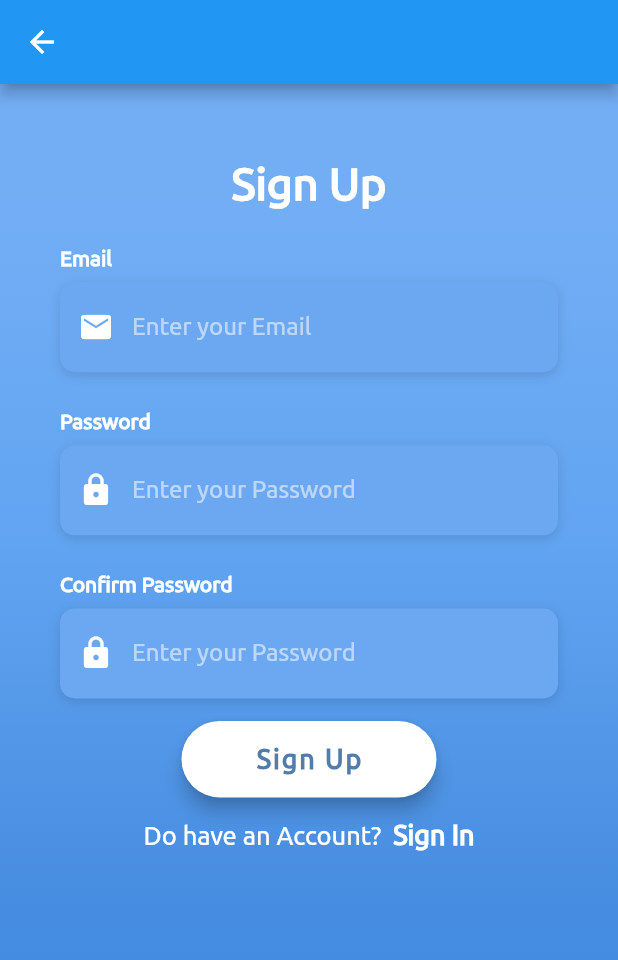
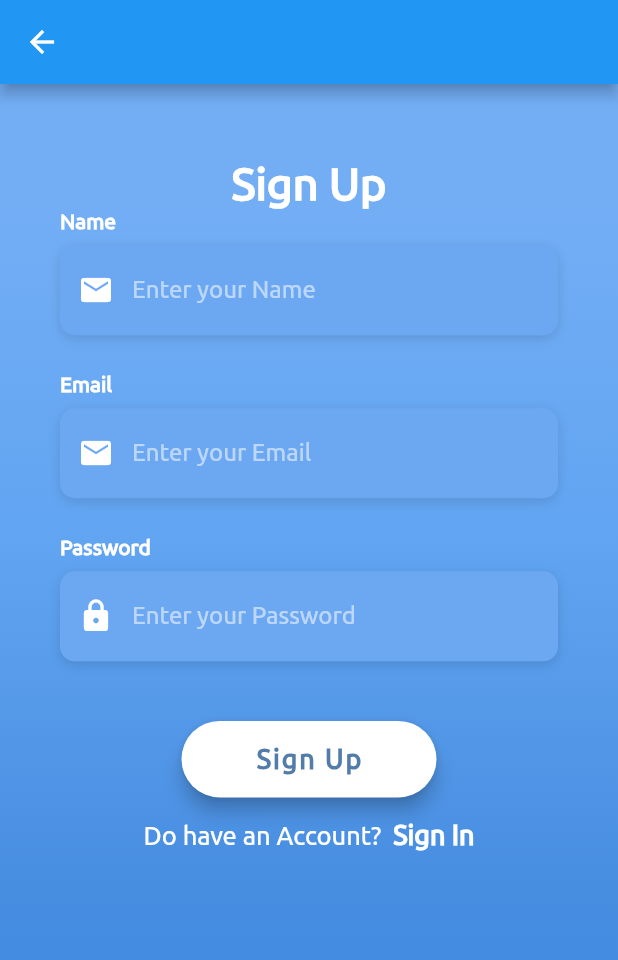
Before and after one commit to PhonIXQ/MiniProject, a Flutter app: the SignupScreen screen opened directly, on a phone screen of 412 x 824 dp. Shown: the top 960 px of the screen. Run offline on Flutter 3.47's test engine with Material 2 defaults, Android fonts, the phone set to English and light mode, and no system bars; our stand-ins replace cloud_firestore, firebase_auth, firebase_core; accounts and stored records are empty; network calls fail.

```diff
--- a/lib/screens/XScreens.dart
+++ b/lib/screens/XScreens.dart
@@ -1,5 +1,4 @@
 export 'home_screen.dart';
 export 'login_screen.dart';
-export 'stats_screen.dart';
 export 'signup_screen.dart';
 export 'range_temp_humi.dart';
--- a/lib/screens/signup_screen.dart
+++ b/lib/screens/signup_screen.dart
@@ -1,4 +1,4 @@
-import 'package:Model/screens/login_screen.dart';
+import 'package:Model/services/authen_service.dart';
 import 'package:Model/utilities/constants.dart';
 import 'package:flutter/material.dart';
 
@@ -8,10 +8,24 @@ class SignupScreen extends StatefulWidget {
 }
 
 class _SignupScreenState extends State<SignupScreen> {
+  final _key = GlobalKey<FormState>();
+
+  final AuthenService _auth = AuthenService();
+
+  TextEditingController _nameController = TextEditingController();
+  TextEditingController _emailController = TextEditingController();
+  TextEditingController _passwordController = TextEditingController();
+
   @override
   Widget build(BuildContext context) {
     return Scaffold(
-      appBar: AppBar(),
+      appBar: AppBar(
+        leading: IconButton(
+            icon: Icon(Icons.arrow_back),
+            onPressed: () {
+              Navigator.pop(context);
+            }),
+      ),
       body: Container(
         decoration: BoxDecoration(
           gradient: LinearGradient(
@@ -32,6 +46,7 @@ class _SignupScreenState extends State<SignupScreen> {
             physics: AlwaysScrollableScrollPhysics(),
             padding: EdgeInsets.symmetric(horizontal: 40.0),
             child: Column(
+              key: _key,
               children: <Widget>[
                 SizedBox(height: MediaQuery.of(context).size.height * 0.03),
                 SizedBox(height: MediaQuery.of(context).size.height * 0.03),
@@ -43,12 +58,12 @@ class _SignupScreenState extends State<SignupScreen> {
                     fontWeight: FontWeight.bold,
                   ),
                 ),
+                _buildNameTF(),
                 SizedBox(height: MediaQuery.of(context).size.height * 0.03),
                 _buildEmailTF(),
                 SizedBox(height: MediaQuery.of(context).size.height * 0.03),
-                _buildPasswordTF("Password"),
+                _buildPasswordTF(),
                 SizedBox(height: MediaQuery.of(context).size.height * 0.03),
-                _buildPasswordTF("Confirm Password"),
                 _buildSignupBtn(),
                 _buildLoginBtn(),
               ],
@@ -56,6 +71,48 @@ class _SignupScreenState extends State<SignupScreen> {
           ),
         ),
       ),
+    );
+  }
+
+  Widget _buildNameTF() {
+    return Column(
+      crossAxisAlignment: CrossAxisAlignment.start,
+      children: <Widget>[
+        Text(
+          'Name',
+          style: kLabelStyle,
+        ),
+        SizedBox(height: 8.0),
+        Container(
+          alignment: Alignment.centerLeft,
+          decoration: kBoxDecorationStyle,
+          height: 60.0,
+          child: TextFormField(
+            controller: _nameController,
+            validator: (value) {
+              if (value.isEmpty) {
+                return 'Name cannot be empty';
+              } else {
+                return null;
+              }
+            },
+            keyboardType: TextInputType.emailAddress,
+            style: TextStyle(
+              color: Colors.white,
+            ),
+            decoration: InputDecoration(
+              border: InputBorder.none,
+              contentPadding: EdgeInsets.only(top: 14.0),
+              prefixIcon: Icon(
+                Icons.email,
+                color: Colors.white,
+              ),
+              hintText: 'Enter your Name',
+              hintStyle: kHintTextStyle,
+            ),
+          ),
+        ),
+      ],
     );
   }
 
@@ -72,7 +129,15 @@ class _SignupScreenState extends State<SignupScreen> {
           alignment: Alignment.centerLeft,
           decoration: kBoxDecorationStyle,
           height: 60.0,
-          child: TextField(
+          child: TextFormField(
+            controller: _emailController,
+            validator: (value) {
+              if (value.isEmpty) {
+                return 'Email cannot be empty';
+              } else {
+                return null;
+              }
+            },
             keyboardType: TextInputType.emailAddress,
             style: TextStyle(
               color: Colors.white,
@@ -93,12 +158,12 @@ class _SignupScreenState extends State<SignupScreen> {
     );
   }
 
-  Widget _buildPasswordTF(String title) {
+  Widget _buildPasswordTF() {
     return Column(
       crossAxisAlignment: CrossAxisAlignment.start,
       children: <Widget>[
         Text(
-          '$title',
+          'Password',
           style: kLabelStyle,
         ),
         SizedBox(height: 8.0),
@@ -106,8 +171,16 @@ class _SignupScreenState extends State<SignupScreen> {
           alignment: Alignment.centerLeft,
           decoration: kBoxDecorationStyle,
           height: 60.0,
-          child: TextField(
+          child: TextFormField(
             obscureText: true,
+            controller: _passwordController,
+            validator: (value) {
+              if (value.isEmpty) {
+                return 'Password cannot be empty';
+              } else {
+                return null;
+              }
+            },
             style: TextStyle(
               color: Colors.white,
             ),
@@ -133,7 +206,12 @@ class _SignupScreenState extends State<SignupScreen> {
       width: 170.0,
       child: RaisedButton(
         elevation: 5.0,
-        onPressed: () {},
+        onPressed: () {
+          if (_key.currentState.validate()) {
+            buildUser();
+          }
+          Navigator.pop(context);
+        },
         padding: EdgeInsets.all(15.0),
         shape: RoundedRectangleBorder(
           borderRadius: BorderRadius.circular(30.0),
@@ -155,12 +233,7 @@ class _SignupScreenState extends State<SignupScreen> {
   Widget _buildLoginBtn() {
     return GestureDetector(
       onTap: () {
-        Navigator.push(
-          context,
-          MaterialPageRoute(
-            builder: (context) => LoginScreen(),
-          ),
-        );
+        Navigator.pop(context);
       },
       child: RichText(
         text: TextSpan(
@@ -188,4 +261,15 @@ class _SignupScreenState extends State<SignupScreen> {
       ),
     );
   }
+
+  void buildUser() async {
+    dynamic result = await _auth.createUser(
+        _nameController.text, _emailController.text, _passwordController.text);
+    if (result == null) {
+      print('Email is not valid');
+    } else {
+      print(result.toString());
+      Navigator.pop(context);
+    }
+  }
 }
```
Also changed, not shown: lib/main.dart (+5 -2 lines), lib/screens/home_screen.dart (+12 -3 lines), lib/screens/login_screen.dart (+48 -10 lines), lib/screens/range_temp_humi.dart (+48 -13 lines), lib/screens/stats_screen.dart (deleted, +0 -235 lines), lib/services/authen_service.dart (added, +35 -0 lines), lib/services/database_manager.dart (added, +36 -0 lines), lib/utilities/temp_dropdown.dart (+7 -7 lines), lib/widgets/custom_app_bar.dart (deleted, +0 -34 lines), pubspec.yaml (+7 -1 lines), pubspec.lock, 3 other files.
